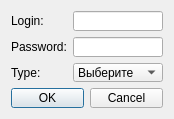
Old version of the form EditUserWindow.ui in the repository AlekseyLapunov/IS_Airport.
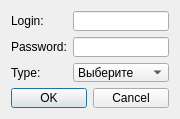
New version of the form. Icons and pictures are not drawn.

What changed in the file:
```diff
--- a/EditUserWindow.ui
+++ b/EditUserWindow.ui
@@ -6,20 +6,20 @@
    <rect>
     <x>0</x>
     <y>0</y>
-    <width>174</width>
+    <width>180</width>
     <height>119</height>
    </rect>
   </property>
   <property name="minimumSize">
    <size>
-    <width>174</width>
+    <width>180</width>
     <height>119</height>
    </size>
   </property>
   <property name="maximumSize">
    <size>
-    <width>174</width>
-    <height>119</height>
+    <width>180</width>
+    <height>125</height>
    </size>
   </property>
   <property name="windowTitle">
```
Left out of the diff: 10 changed lines with no effect on the pictures.
